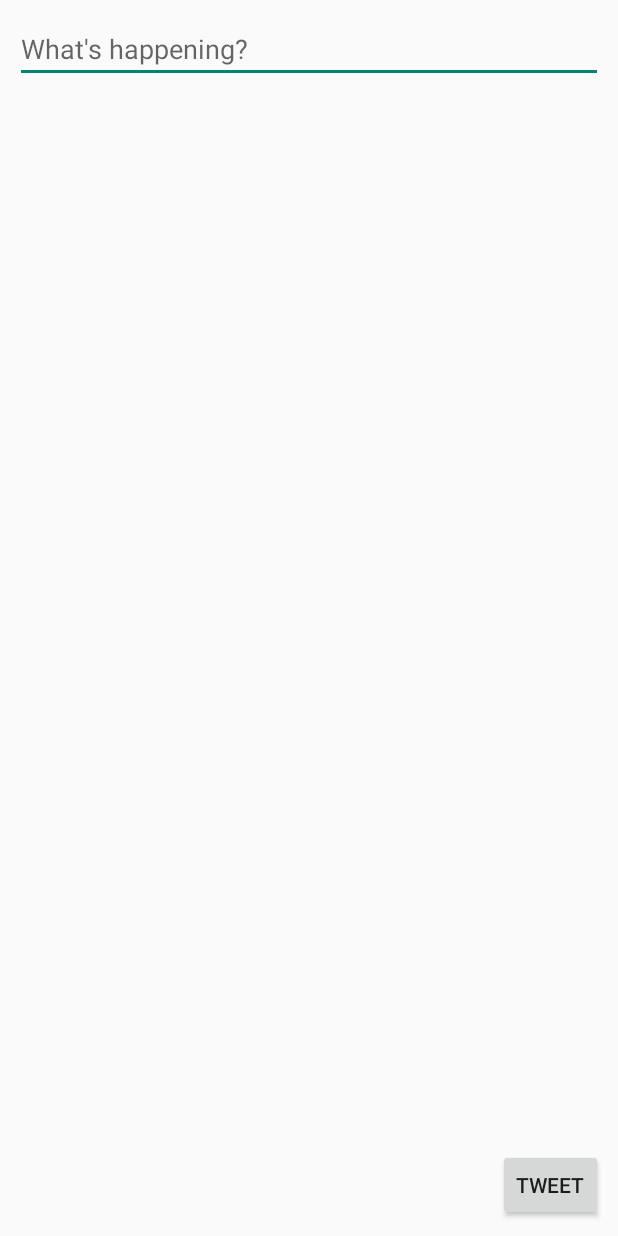
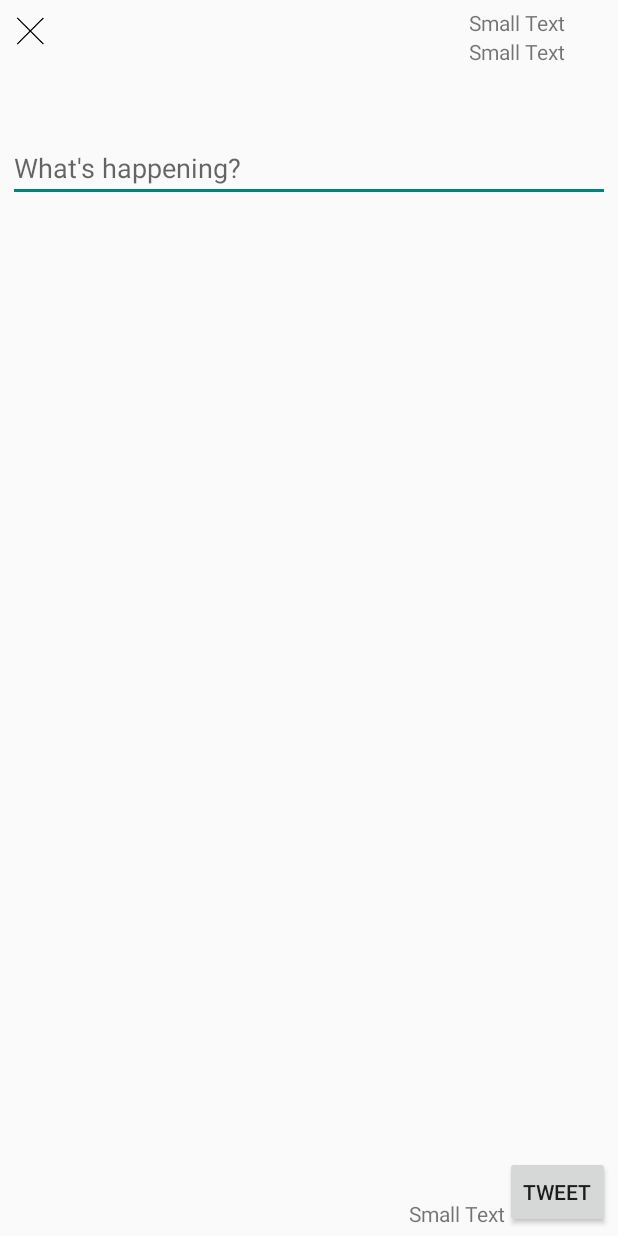
Before and after one commit to droanr/android-twitter-app, an Android app: the layout create_tweet_fragment.xml on its own in the app's theme, with its tools: preview values and no code run, on a phone screen of 412 x 824 dp. Run offline under Robolectric (Android 15) with nearby library versions, the phone set to English and light mode, and no system bars.

Commit message:
Add char count to compose tweet, lay down groundwork to add User image/handle/user name to the create tweet fragment.

```diff
--- a/app/src/main/res/layout/create_tweet_fragment.xml
+++ b/app/src/main/res/layout/create_tweet_fragment.xml
@@ -3,17 +3,18 @@
     android:orientation="vertical" android:layout_width="wrap_content"
     android:layout_height="wrap_content"
     android:gravity="center"
-    android:padding="10dp">
+    android:padding="5dp">
 
     <EditText
         android:layout_width="match_parent"
         android:layout_height="wrap_content"
         android:id="@+id/etTweet"
         android:hint="@string/new_tweet_hint"
+        android:lineSpacingExtra="10dp"
         android:layout_alignParentTop="true"
-        android:lineSpacingExtra="10dp"
         android:layout_alignParentLeft="true"
-        android:layout_alignParentStart="true" />
+        android:layout_alignParentStart="true"
+        android:layout_marginTop="84dp" />
 
     <Button
         style="?android:attr/buttonStyleSmall"
@@ -24,4 +25,53 @@
         android:layout_alignParentBottom="true"
         android:layout_alignParentRight="true"
         android:layout_alignParentEnd="true" />
+
+    <ImageView
+        android:layout_width="wrap_content"
+        android:layout_height="wrap_content"
+        android:id="@+id/ivUserImage"
+        android:layout_alignParentTop="true"
+        android:layout_alignParentRight="true"
+        android:layout_alignParentEnd="true" />
+
+    <TextView
+        android:layout_width="wrap_content"
+        android:layout_height="wrap_content"
+        android:textAppearance="?android:attr/textAppearanceSmall"
+        android:text="Small Text"
+        android:id="@+id/tvUserName"
+        android:layout_alignParentTop="true"
+        android:layout_toLeftOf="@+id/ivUserImage"
+        android:layout_toStartOf="@+id/ivUserImage"
+        android:layout_marginRight="30dp"
+        android:layout_marginEnd="30dp" />
+
+    <TextView
+        android:layout_width="wrap_content"
+        android:layout_height="wrap_content"
+        android:textAppearance="?android:attr/textAppearanceSmall"
+        android:text="Small Text"
+        android:id="@+id/tvUserHandle"
+        android:layout_below="@+id/tvUserName"
+        android:layout_alignLeft="@+id/tvUserName"
+        android:layout_alignStart="@+id/tvUserName" />
+
+    <ImageView
+        android:layout_width="30dp"
+        android:layout_height="30dp"
+        android:id="@+id/ivClose"
+        android:background="@drawable/close"
+        android:layout_alignParentTop="true"
+        android:layout_alignParentLeft="true"
+        android:layout_alignParentStart="true" />
+
+    <TextView
+        android:layout_width="wrap_content"
+        android:layout_height="wrap_content"
+        android:textAppearance="?android:attr/textAppearanceSmall"
+        android:text="Small Text"
+        android:id="@+id/tvCharCount"
+        android:layout_alignParentBottom="true"
+        android:layout_toLeftOf="@+id/btnTweet"
+        android:layout_toStartOf="@+id/btnTweet" />
 </RelativeLayout>
```
Also changed, not shown: app/src/main/java/com/codepath/apps/twitterapp/fragments/CreateTweetFragment.java (+36 -1 lines), app/src/main/res/layout/item_tweet.xml (+3 -4 lines), app/src/main/res/drawable-xhdpi/close.png (added), 2 other files.
